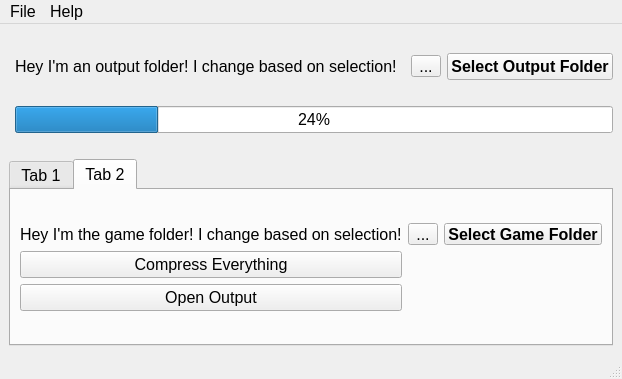
The window that src/resources/layout.ui (InsultingPros/KFRedirectTool) describes before a commit, drawn with Qt 5.
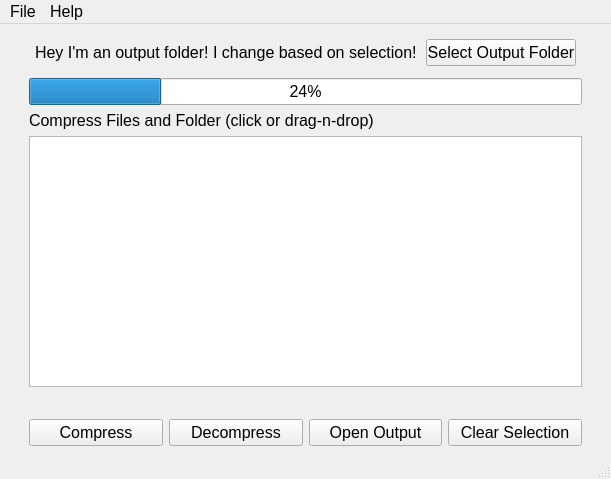
The same window after the commit. The open tabs and pages were chosen to show the change.

Commit message: Add new layout, os.walk in selected directory

What changed in the file:
```diff
--- a/src/resources/layout.ui
+++ b/src/resources/layout.ui
@@ -6,8 +6,8 @@
    <rect>
     <x>0</x>
     <y>0</y>
-    <width>610</width>
-    <height>379</height>
+    <width>611</width>
+    <height>479</height>
    </rect>
   </property>
   <property name="font">
@@ -19,41 +19,40 @@
    <string>Killing Floor 1 Redirect Tool</string>
   </property>
   <widget class="QWidget" name="centralwidget">
-   <layout class="QGridLayout" name="gridLayout_2">
-    <item row="8" column="1">
-     <spacer name="horizontalSpacer_4">
-      <property name="orientation">
-       <enum>Qt::Horizontal</enum>
+   <layout class="QGridLayout" name="gridLayout">
+    <item row="0" column="1" colspan="4">
+     <layout class="QGridLayout" name="gridLayout_4" columnstretch="1,0">
+      <property name="leftMargin">
+       <number>6</number>
       </property>
-      <property name="sizeHint" stdset="0">
-       <size>
-        <width>40</width>
-        <height>20</height>
-       </size>
+      <property name="topMargin">
+       <number>6</number>
       </property>
-     </spacer>
-    </item>
-    <item row="0" column="1">
-     <spacer name="horizontalSpacer_3">
-      <property name="orientation">
-       <enum>Qt::Horizontal</enum>
+      <property name="rightMargin">
+       <number>6</number>
       </property>
-      <property name="sizeHint" stdset="0">
-       <size>
-        <width>40</width>
-        <height>20</height>
-       </size>
+      <property name="bottomMargin">
+       <number>6</number>
       </property>
-     </spacer>
-    </item>
-    <item row="4" column="1">
-     <layout class="QGridLayout" name="gridLayout_4" columnstretch="1,0,0">
-      <item row="1" column="2">
+      <item row="1" column="0">
+       <widget class="QLabel" name="label_3">
+        <property name="text">
+         <string>Hey I'm an output folder! I change based on selection!</string>
+        </property>
+       </widget>
+      </item>
+      <item row="1" column="1">
        <widget class="QPushButton" name="pushButton_5">
+        <property name="maximumSize">
+         <size>
+          <width>150</width>
+          <height>30</height>
+         </size>
+        </property>
         <property name="font">
          <font>
           <pointsize>12</pointsize>
-          <bold>true</bold>
+          <bold>false</bold>
          </font>
         </property>
         <property name="text">
@@ -61,8 +60,70 @@
         </property>
        </widget>
       </item>
-      <item row="1" column="1">
-       <widget class="QToolButton" name="toolButton_3">
+     </layout>
+    </item>
+    <item row="4" column="1">
+     <widget class="QPushButton" name="pushButton">
+      <property name="maximumSize">
+       <size>
+        <width>150</width>
+        <height>30</height>
+       </size>
+      </property>
+      <property name="text">
+       <string>Compress</string>
+      </property>
+     </widget>
+    </item>
+    <item row="4" column="2">
+     <widget class="QPushButton" name="pushButton_2">
+      <property name="sizePolicy">
+       <sizepolicy hsizetype="Minimum" vsizetype="Minimum">
+        <horstretch>0</horstretch>
+        <verstretch>0</verstretch>
+       </sizepolicy>
+      </property>
+      <property name="maximumSize">
+       <size>
+        <width>150</width>
+        <height>30</height>
+       </size>
+      </property>
+      <property name="text">
+       <string>Decompress</string>
+      </property>
+     </widget>
+    </item>
+    <item row="0" column="5" rowspan="5">
+     <spacer name="verticalSpacer">
+      <property name="orientation">
+       <enum>Qt::Vertical</enum>
+      </property>
+      <property name="sizeHint" stdset="0">
+       <size>
+        <width>20</width>
+        <height>40</height>
+       </size>
+      </property>
+     </spacer>
+    </item>
+    <item row="4" column="4">
+     <widget class="QPushButton" name="pushButton_4">
+      <property name="maximumSize">
+       <size>
+        <width>150</width>
+        <height>30</height>
+       </size>
+      </property>
+      <property name="text">
+       <string>Clear Selection</string>
+      </property>
+     </widget>
+    </item>
+    <item row="2" column="1" colspan="4">
+     <layout class="QVBoxLayout" name="verticalLayout_6">
+      <item>
+       <widget class="QLabel" name="label">
         <property name="maximumSize">
          <size>
           <width>16777215</width>
@@ -70,181 +131,65 @@
          </size>
         </property>
         <property name="text">
-         <string>...</string>
+         <string>Compress Files and Folder (click or drag-n-drop)</string>
         </property>
        </widget>
       </item>
-      <item row="1" column="0">
-       <widget class="QLabel" name="label_3">
-        <property name="text">
-         <string>Hey I'm an output folder! I change based on selection!</string>
+      <item>
+       <widget class="QListWidget" name="listWidget">
+        <property name="acceptDrops">
+         <bool>true</bool>
         </property>
        </widget>
       </item>
+      <item>
+       <spacer name="horizontalSpacer">
+        <property name="orientation">
+         <enum>Qt::Horizontal</enum>
+        </property>
+        <property name="sizeHint" stdset="0">
+         <size>
+          <width>40</width>
+          <height>20</height>
+         </size>
+        </property>
+       </spacer>
+      </item>
      </layout>
     </item>
-    <item row="5" column="1">
-     <spacer name="horizontalSpacer_2">
-      <property name="orientation">
-       <enum>Qt::Horizontal</enum>
-      </property>
-      <property name="sizeHint" stdset="0">
+    <item row="4" column="3">
+     <widget class="QPushButton" name="pushButton_3">
+      <property name="maximumSize">
        <size>
-        <width>40</width>
-        <height>20</height>
+        <width>150</width>
+        <height>30</height>
        </size>
       </property>
-     </spacer>
-    </item>
-    <item row="12" column="0" colspan="2">
-     <widget class="QTabWidget" name="tabWidget">
-      <property name="currentIndex">
-       <number>0</number>
+      <property name="text">
+       <string>Open Output</string>
       </property>
-      <widget class="QWidget" name="tab">
-       <attribute name="title">
-        <string>Tab 1</string>
-       </attribute>
-       <layout class="QGridLayout" name="gridLayout_3">
-        <item row="0" column="0">
-         <layout class="QGridLayout" name="gridLayout">
-          <item row="1" column="0" rowspan="3">
-           <widget class="QListWidget" name="listWidget"/>
-          </item>
-          <item row="1" column="2">
-           <widget class="QPushButton" name="pushButton">
-            <property name="text">
-             <string>Compress</string>
-            </property>
-           </widget>
-          </item>
-          <item row="1" column="1">
-           <widget class="QToolButton" name="toolButton">
-            <property name="maximumSize">
-             <size>
-              <width>16777215</width>
-              <height>22</height>
-             </size>
-            </property>
-            <property name="text">
-             <string>...</string>
-            </property>
-           </widget>
-          </item>
-          <item row="2" column="2">
-           <widget class="QPushButton" name="pushButton_2">
-            <property name="text">
-             <string>Decompress</string>
-            </property>
-           </widget>
-          </item>
-          <item row="0" column="0" colspan="3">
-           <widget class="QLabel" name="label">
-            <property name="maximumSize">
-             <size>
-              <width>16777215</width>
-              <height>22</height>
-             </size>
-            </property>
-            <property name="text">
-             <string>Compress Files and Folder (click or drag-n-drop)</string>
-            </property>
-           </widget>
-          </item>
-         </layout>
-        </item>
-       </layout>
-      </widget>
-      <widget class="QWidget" name="tab_2">
-       <attribute name="title">
-        <string>Tab 2</string>
-       </attribute>
-       <layout class="QGridLayout" name="gridLayout_5">
-        <item row="1" column="1">
-         <layout class="QGridLayout" name="gridLayout_8" rowstretch="0,0,1" columnstretch="0,1,1">
-          <item row="0" column="0">
-           <widget class="QLabel" name="label_6">
-            <property name="maximumSize">
-             <size>
-              <width>16777215</width>
-              <height>22</height>
-             </size>
-            </property>
-            <property name="text">
-             <string>Hey I'm the game folder! I change based on selection!</string>
-            </property>
-           </widget>
-          </item>
-          <item row="1" column="0">
-           <widget class="QPushButton" name="pushButton_4">
-            <property name="font">
-             <font>
-              <pointsize>12</pointsize>
-             </font>
-            </property>
-            <property name="toolTip">
-             <string>&lt;html&gt;&lt;head/&gt;&lt;body&gt;&lt;p&gt;Compress all compressible content of the game.&lt;/p&gt;&lt;/body&gt;&lt;/html&gt;</string>
-            </property>
-            <property name="text">
-             <string>Compress Everything</string>
-            </property>
-           </widget>
-          </item>
-          <item row="2" column="0">
-           <widget class="QPushButton" name="pushButton_3">
-            <property name="toolTip">
-             <string>&lt;html&gt;&lt;head/&gt;&lt;body&gt;&lt;p&gt;Open Output folder to check it.&lt;/p&gt;&lt;/body&gt;&lt;/html&gt;</string>
-            </property>
-            <property name="text">
-             <string>Open Output</string>
-            </property>
-           </widget>
-          </item>
-          <item row="0" column="2">
-           <widget class="QPushButton" name="pushButton_9">
-            <property name="maximumSize">
-             <size>
-              <width>16777215</width>
-              <height>22</height>
-             </size>
-            </property>
-            <property name="font">
-             <font>
-              <pointsize>12</pointsize>
-              <bold>true</bold>
-             </font>
-            </property>
-            <property name="text">
-             <string>Select Game Folder</string>
-            </property>
-           </widget>
-          </item>
-          <item row="0" column="1">
-           <widget class="QToolButton" name="toolButton_5">
-            <property name="maximumSize">
-             <size>
-              <width>16777215</width>
-              <height>22</height>
-             </size>
-            </property>
-            <property name="text">
-             <string>...</string>
-            </property>
-           </widget>
-          </item>
-         </layout>
-        </item>
-       </layout>
-      </widget>
      </widget>
     </item>
-    <item row="6" column="1">
+    <item row="1" column="1" colspan="4">
      <widget class="QProgressBar" name="progressBar">
       <property name="value">
        <number>24</number>
       </property>
      </widget>
     </item>
+    <item row="0" column="0" rowspan="5">
+     <spacer name="verticalSpacer_2">
+      <property name="orientation">
+       <enum>Qt::Vertical</enum>
+      </property>
+      <property name="sizeHint" stdset="0">
+       <size>
+        <width>20</width>
+        <height>40</height>
+       </size>
+      </property>
+     </spacer>
+    </item>
    </layout>
   </widget>
   <widget class="QMenuBar" name="menubar">
@@ -252,7 +197,7 @@
     <rect>
      <x>0</x>
      <y>0</y>
-     <width>610</width>
+     <width>611</width>
      <height>28</height>
     </rect>
    </property>
```
Left out of the diff: 7 changed lines with no effect on the pictures. The commit also changes 2 other files.
